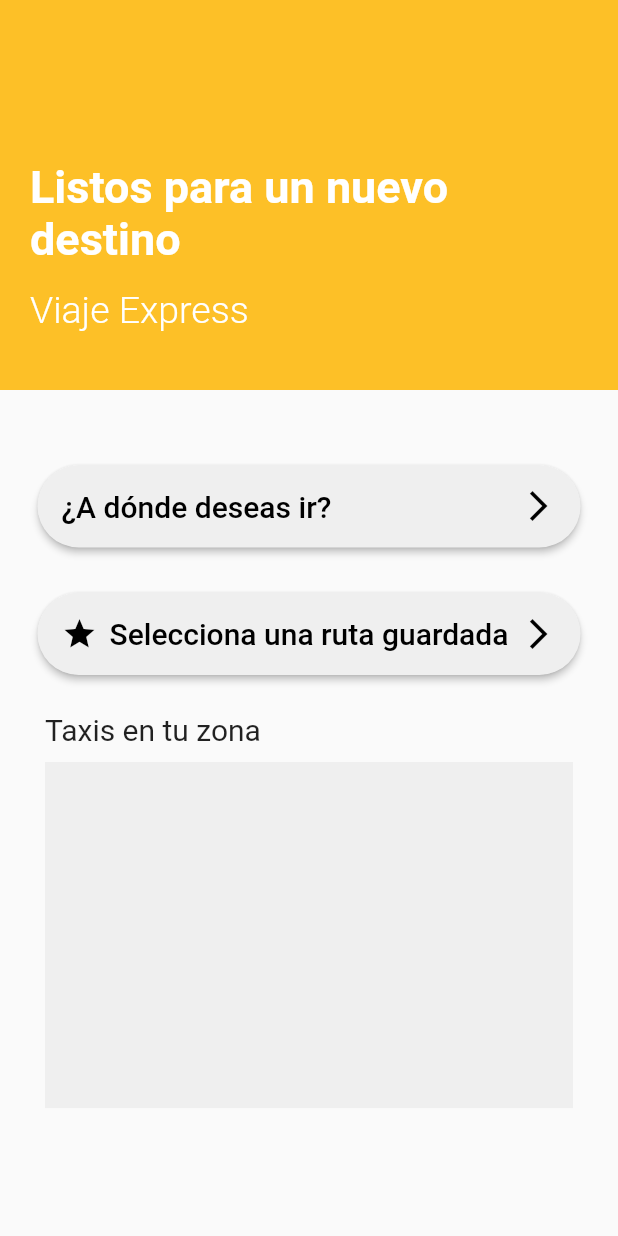
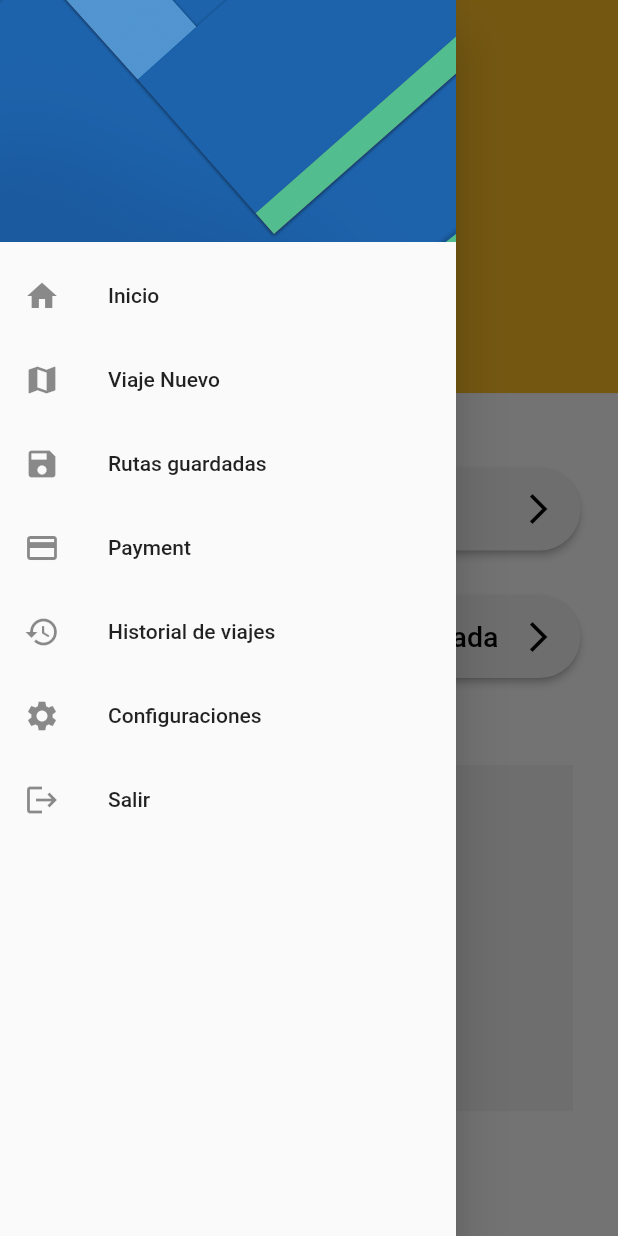
Before and after one commit to nimbusSof/flutter_viaje_express_cliente, a Flutter app: the screen it shows after launch, with the side drawer open (before the commit the screen has no drawer), on a phone screen of 412 x 824 dp. Run offline on Flutter 3.47's test engine with Material 2 defaults, Android fonts, the phone set to English and light mode, and no system bars; our stand-ins replace bloc, flutter_bloc.

Commit message:
Se creó, centralizó e implemento el sideBar_widget en el inicio_page

```diff
--- a/lib/src/pages/inicio/inicio_page.dart
+++ b/lib/src/pages/inicio/inicio_page.dart
@@ -3,12 +3,48 @@ import 'package:flutter/material.dart';
 import 'package:flutter_viaje_express_cliente/src/widgets/inicio_widgets/cabecera_widget.dart';
 import 'package:flutter_viaje_express_cliente/src/widgets/inicio_widgets/contenedorMapa_widget.dart';
 import 'package:flutter_viaje_express_cliente/src/widgets/inicio_widgets/custom_buttom_inicio.dart';
+import 'package:flutter_viaje_express_cliente/src/widgets/sideBar_widgets/sideBar_widget.dart';
 
-class InicioPage extends StatelessWidget {
+class InicioPage extends StatefulWidget {
+  @override
+  _InicioPageState createState() => _InicioPageState();
+}
+
+class _InicioPageState extends State<InicioPage> {
+  GlobalKey<ScaffoldState> _scafoldKey = GlobalKey<ScaffoldState>();
+
   @override
   Widget build(BuildContext context) {
     return Scaffold(
-        body: SafeArea(child: SingleChildScrollView(child: _EstructuraPage())));
+        key: _scafoldKey,
+        drawer: SideBar(),
+        body: SafeArea(
+            child: SingleChildScrollView(
+                child: Stack(
+          children: [
+            _EstructuraPage(),
+            Row(
+              mainAxisAlignment: MainAxisAlignment.spaceBetween,
+              children: [
+                _buttonDrawer(),
+              ],
+            ),
+          ],
+        ))));
+  }
+
+  Widget _buttonDrawer() {
+    return Container(
+      alignment: Alignment.centerLeft,
+      child: IconButton(
+        onPressed: () => _scafoldKey.currentState!.openDrawer(),
+        icon: Icon(
+          Icons.menu,
+          size: 35,
+          color: Colors.black,
+        ),
+      ),
+    );
   }
 }
 
--- a/lib/src/pages/principal/login_page.dart
+++ b/lib/src/pages/principal/login_page.dart
@@ -2,7 +2,6 @@ import 'package:flutter/material.dart';
 import 'package:flutter_viaje_express_cliente/src/widgets/custom_button.dart';
 import 'package:flutter_viaje_express_cliente/src/widgets/custom_input.dart';
 import 'package:flutter_viaje_express_cliente/src/widgets/principal_widgtets/labels.dart';
-
 
 import 'package:flutter_viaje_express_cliente/src/widgets/principal_widgtets/login_widget/logo.dart';
 
@@ -13,17 +12,22 @@ class LoginPage extends StatelessWidget {
       backgroundColor: Color(0xffF2F2F2),
       body: SafeArea(
         child: SingleChildScrollView(
-          physics: BouncingScrollPhysics(), //animacion rebote tanto en IOs como en android
+          physics:
+              BouncingScrollPhysics(), //animacion rebote tanto en IOs como en android
           child: Container(
-            height: MediaQuery.of(context).size.height *0.9,
+            height: MediaQuery.of(context).size.height * 0.9,
             child: Column(
               mainAxisAlignment: MainAxisAlignment.spaceBetween,
               children: <Widget>[
-                Logo(titulo: 'Login',),
+                Logo(
+                  titulo: 'Login',
+                ),
                 _Form(),
-                Labels(ruta: 'signin',
-                titulo: '¿No tienes cuenta?',
-                subtitulo: '¡Crea una ahora!',),
+                Labels(
+                  ruta: 'signin',
+                  titulo: '¿No tienes cuenta?',
+                  subtitulo: '¡Crea una ahora!',
+                ),
               ],
             ),
           ),
@@ -60,7 +64,11 @@ class __FormState extends State<_Form> {
             isPassword: true,
             textController: passCtrl,
           ),
-          CustomButton(text: 'Ingresar', onPressed: () {})
+          CustomButton(
+              text: 'Ingresar',
+              onPressed: () {
+                Navigator.pushReplacementNamed(context, 'inicio');
+              })
         ],
       ),
     );
--- a/lib/src/widgets/inicio_widgets/cabecera_widget.dart
+++ b/lib/src/widgets/inicio_widgets/cabecera_widget.dart
@@ -1,5 +1,6 @@
 import 'package:flutter/material.dart';
 import 'package:flutter_viaje_express_cliente/src/utils/colors.dart';
+
 
 class Cabecera extends StatelessWidget {
   final String titulo;
@@ -9,11 +10,11 @@ class Cabecera extends StatelessWidget {
 
   @override
   Widget build(BuildContext context) {
-    //final size = MediaQuery.of(context);
+    final size = MediaQuery.of(context).size;
     return Stack(
       children: <Widget>[
         Container(
-          padding: EdgeInsets.symmetric(vertical: 130),
+          padding: EdgeInsets.symmetric(vertical: size.height*0.159),
           decoration: BoxDecoration(color: yellowColor),
         ),
         LabelInicio(titulo: titulo, subtitulo: subtitulo)
@@ -32,7 +33,7 @@ class LabelInicio extends StatelessWidget {
   Widget build(BuildContext context) {
     final size = MediaQuery.of(context).size;
     return Container(
-      padding: EdgeInsets.only(top: size.height * 0.13),
+      padding: EdgeInsets.only(top: size.height * 0.10),
       margin: EdgeInsets.symmetric(horizontal: 20),
       child: Column(
         children: <Widget>[
--- a/lib/src/widgets/inicio_widgets/custom_buttom_inicio.dart
+++ b/lib/src/widgets/inicio_widgets/custom_buttom_inicio.dart
@@ -82,16 +82,13 @@ class BtnRutasGuardadas extends StatelessWidget {
                   Icons.star,
                   color: Colors.black,
                 ),
-                Align(
-                  alignment: Alignment.centerLeft,
-                  child: Text(
-                    this.texto,
-                    style: TextStyle(fontSize: 20, color: Colors.black),
-                  ),
+                Text(
+                  this.texto,
+                  style: TextStyle(fontSize: 19, color: Colors.black),
                 ),
                 Container(
                   child: Align(
-                      alignment: Alignment.centerLeft,
+                      alignment: Alignment.centerRight,
                       child: Icon(
                         Icons.arrow_forward_ios,
                         color: Colors.black,
--- a/lib/src/widgets/principal_widgtets/signIn_widget/forms.dart
+++ b/lib/src/widgets/principal_widgtets/signIn_widget/forms.dart
@@ -162,7 +162,7 @@ class Form2State extends State<Form2> {
           CustomButton(
               text: 'Finalizar Registro',
               onPressed: () {
-                BlocProvider.of<SigninBloc>(context).add(CambiarPanel(1));
+                BlocProvider.of<SigninBloc>(context).add(CambiarPanel(0));
               }),
               SizedBox(height: 15),
           CustomButton(
--- /dev/null
+++ b/lib/src/widgets/sideBar_widgets/sideBar_widget.dart
@@ -0,0 +1,65 @@
+import 'package:flutter/material.dart';
+
+class SideBar extends StatefulWidget {
+  @override
+  _SideBarState createState() => _SideBarState();
+}
+
+class _SideBarState extends State<SideBar> {
+  @override
+  Widget build(BuildContext context) {
+    return Drawer(
+      child: ListView(padding: EdgeInsets.zero, children: <Widget>[
+        GestureDetector(
+          onTap: () {},
+          child: DrawerHeader(
+            child: Container(),
+            decoration: BoxDecoration(
+                image: DecorationImage(
+                    image: AssetImage('assets/img_util/menu-img.jpg'),
+                    fit: BoxFit.cover)),
+          ),
+        ),
+        ListTile(
+          leading: Icon(Icons.home),
+          title: Text('Inicio'),
+          onTap: () {
+            Navigator.popAndPushNamed(context, 'inicio');
+          },
+        ),
+        ListTile(
+          leading: Icon(Icons.map),
+          title: Text('Viaje Nuevo'),
+          onTap: () {},
+        ),
+        ListTile(
+          leading: Icon(Icons.save),
+          title: Text('Rutas guardadas'),
+          onTap: () {},
+        ),
+        ListTile(
+          leading: Icon(Icons.credit_card),
+          title: Text('Payment'),
+          onTap: () {},
+        ),
+        ListTile(
+          leading: Icon(Icons.history),
+          title: Text('Historial de viajes'),
+          onTap: () {},
+        ),
+        ListTile(
+          leading: Icon(Icons.settings),
+          title: Text('Configuraciones'),
+          onTap: () {},
+        ),
+        ListTile(
+          leading: Icon(Icons.logout),
+          title: Text('Salir'),
+          onTap: () {
+            Navigator.popAndPushNamed(context, 'login');
+          },
+        )
+      ]),
+    );
+  }
+}
--- a/pubspec.yaml
+++ b/pubspec.yaml
@@ -50,6 +50,7 @@ flutter:
   # To add assets to your application, add an assets section, like this:
   assets:
     - assets/img_login/
+    - assets/img_util/
   #   - images/a_dot_ham.jpeg
 
   # An image asset can refer to one or more resolution-specific "variants", see
```
